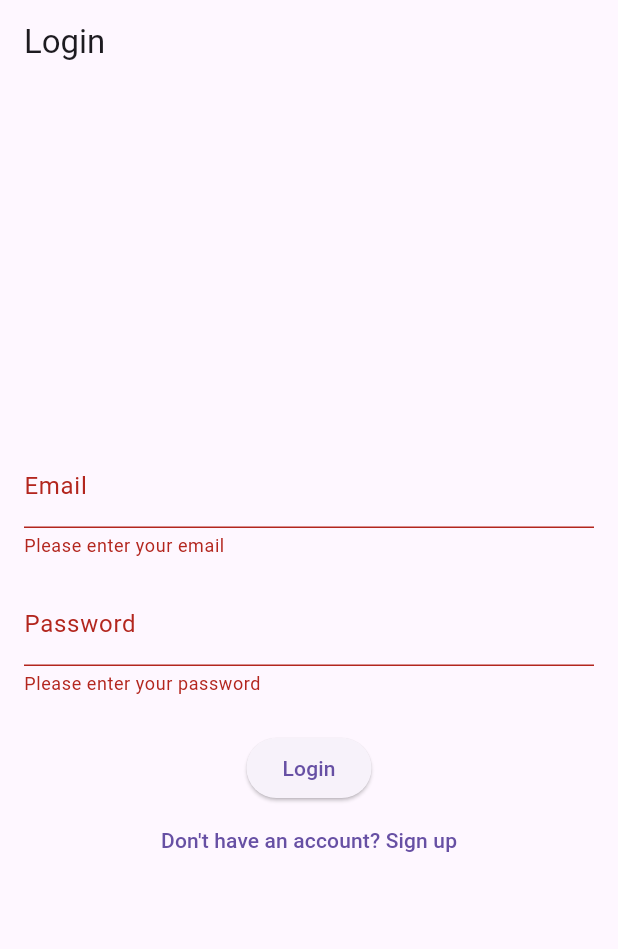
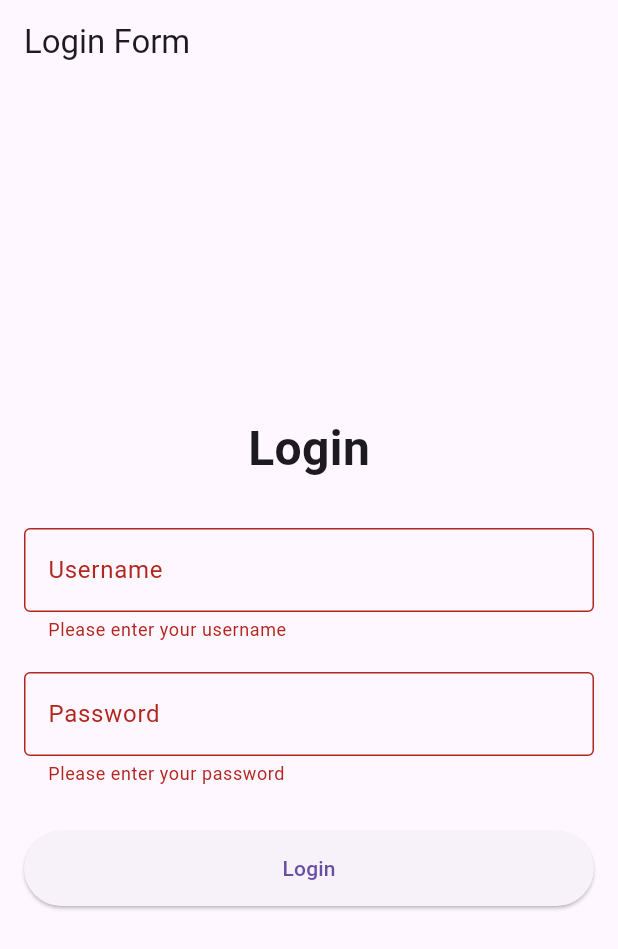
Before and after one commit to NueL72/fluuterdemo_app, a Flutter app: the screen it shows after launch, after a tap on "Login", on a phone screen of 412 x 824 dp. Shown: the top 949 px of the screen. Run offline on Flutter 3.47's test engine with Material 3 defaults, Android fonts, the phone set to English and light mode, and no system bars.

Commit message:
succesful launching in mobile phone

```diff
--- a/lib/main.dart
+++ b/lib/main.dart
@@ -1,4 +1,21 @@
 import 'package:flutter/material.dart';
+
+void main() {
+  runApp(MyApp());
+}
+
+class MyApp extends StatelessWidget {
+  @override
+  Widget build(BuildContext context) {
+    return MaterialApp(
+      title: 'Login Form',
+      theme: ThemeData(
+        primarySwatch: Colors.blue,
+      ),
+      home: LoginPage(),
+    );
+  }
+}
 
 class LoginPage extends StatefulWidget {
   @override
@@ -6,24 +23,19 @@ class LoginPage extends StatefulWidget {
 }
 
 class _LoginPageState extends State<LoginPage> {
+  final _usernameController = TextEditingController();
+  final _passwordController = TextEditingController();
   final _formKey = GlobalKey<FormState>();
-  final TextEditingController _emailController = TextEditingController();
-  final TextEditingController _passwordController = TextEditingController();
 
-  void _login() {
-    if (_formKey.currentState!.validate()) {
-      String email = _emailController.text;
-      String password = _passwordController.text;
-
-      // Perform login logic here
-      print("Logging in with Email: $email, Password: $password");
-    }
-  }
+  String? _username;
+  String? _password;
 
   @override
   Widget build(BuildContext context) {
     return Scaffold(
-      appBar: AppBar(title: Text("Login")),
+      appBar: AppBar(
+        title: Text('Login Form'),
+      ),
       body: Padding(
         padding: EdgeInsets.all(16.0),
         child: Form(
@@ -31,54 +43,72 @@ class _LoginPageState extends State<LoginPage> {
           child: Column(
             mainAxisAlignment: MainAxisAlignment.center,
             children: [
+              Text(
+                'Login',
+                style: TextStyle(
+                  fontSize: 32.0,
+                  fontWeight: FontWeight.bold,
+                ),
+              ),
+              SizedBox(height: 30),
+              // Username TextField
               TextFormField(
-                controller: _emailController,
-                decoration: InputDecoration(labelText: "Email"),
-                keyboardType: TextInputType.emailAddress,
+                controller: _usernameController,
+                decoration: InputDecoration(
+                  labelText: 'Username',
+                  border: OutlineInputBorder(),
+                ),
                 validator: (value) {
                   if (value == null || value.isEmpty) {
-                    return "Please enter your email";
-                  } else if (!RegExp(r"^[a-zA-Z0-9._%+-]+@[a-zA-Z0-9.-]+\.[a-zA-Z]{2,}").hasMatch(value)) {
-                    return "Enter a valid email";
+                    return 'Please enter your username';
                   }
                   return null;
                 },
               ),
-              SizedBox(height: 16.0),
+              SizedBox(height: 20),
+              // Password TextField
               TextFormField(
                 controller: _passwordController,
-                decoration: InputDecoration(labelText: "Password"),
+                decoration: InputDecoration(
+                  labelText: 'Password',
+                  border: OutlineInputBorder(),
+                ),
                 obscureText: true,
                 validator: (value) {
                   if (value == null || value.isEmpty) {
-                    return "Please enter your password";
-                  } else if (value.length < 6) {
-                    return "Password must be at least 6 characters long";
+                    return 'Please enter your password';
                   }
                   return null;
                 },
               ),
-              SizedBox(height: 24.0),
+              SizedBox(height: 30),
+              // Login Button
               ElevatedButton(
                 onPressed: _login,
-                child: Text("Login"),
+                child: Text('Login'),
+                style: ElevatedButton.styleFrom(
+                  minimumSize: Size(double.infinity, 50),
+                ),
               ),
-              TextButton(
-                onPressed: () {
-                  // Navigate to signup page if needed
-                },
-                child: Text("Don't have an account? Sign up"),
-              )
             ],
           ),
         ),
       ),
     );
   }
+
+  // Handle Login Button Press
+  void _login() {
+    if (_formKey.currentState?.validate() ?? false) {
+      // If the form is valid, show a SnackBar with the username
+      _username = _usernameController.text;
+      _password = _passwordController.text;
+
+      ScaffoldMessenger.of(context).showSnackBar(
+        SnackBar(content: Text('Logged in as $_username')),
+      );
+
+      // Proceed with login logic (authentication) here
+    }
+  }
 }
-
-void main() {
-  runApp(MaterialApp(
-    home: LoginPage(),
-  ));
-}
```
Also changed, not shown: pubspec.yaml (+8 -7 lines), pubspec.lock, 31 other files.
